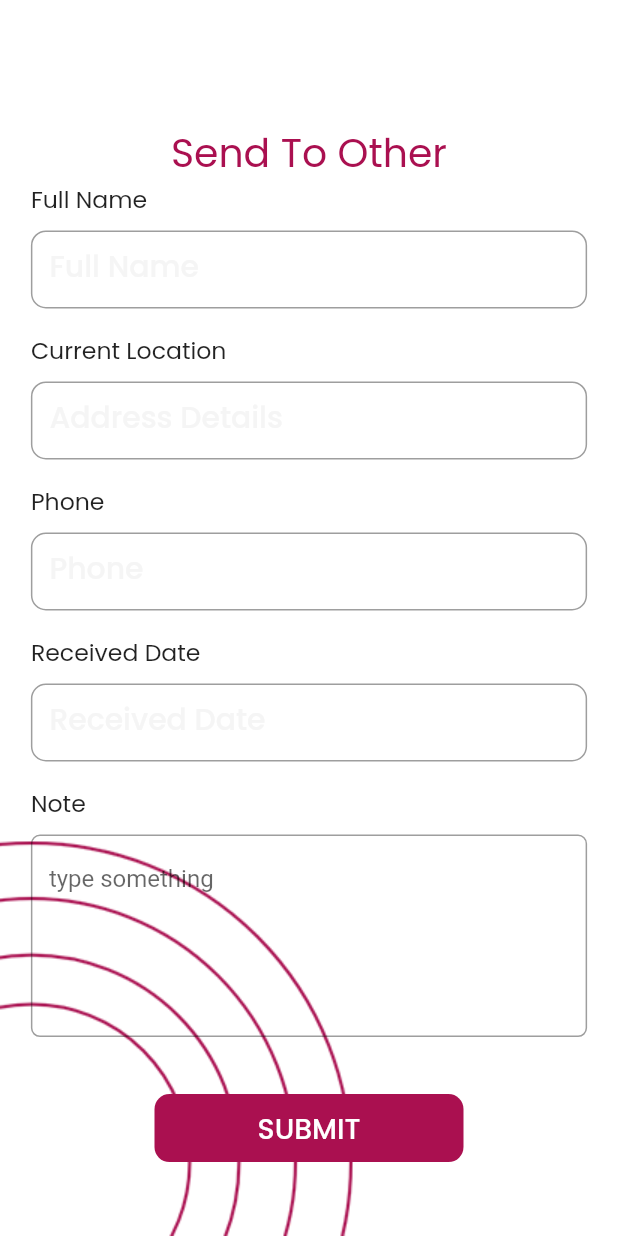
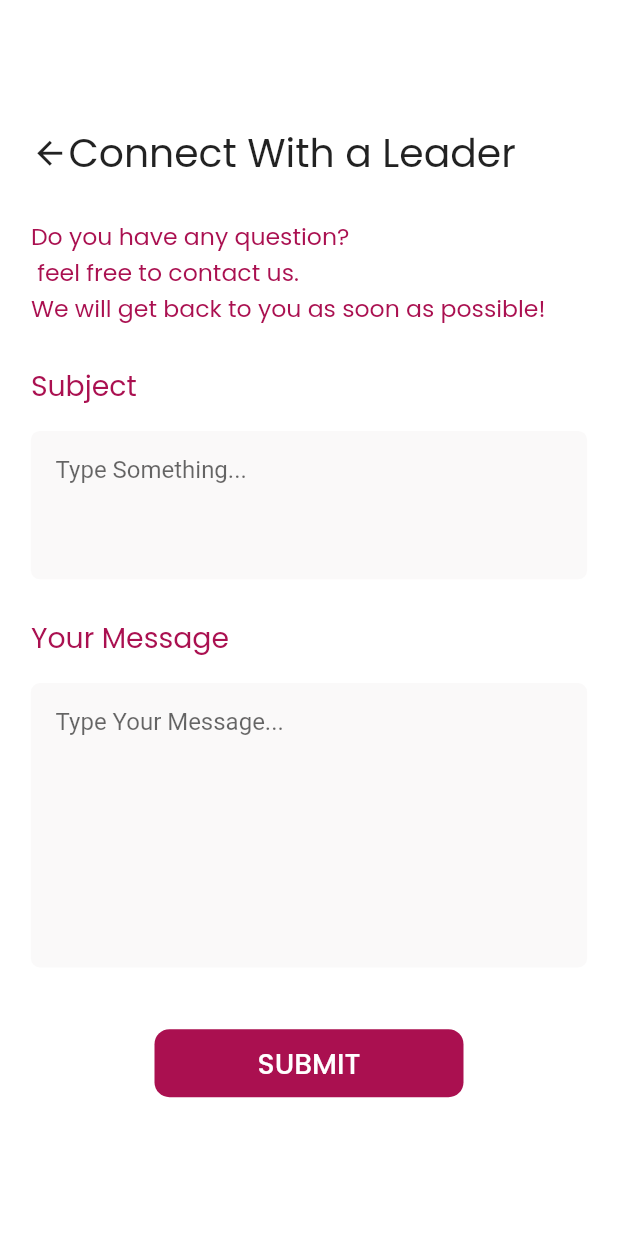
Before and after one commit to ashrafffathalla/EsyWraping, a Flutter app: the screen it shows after launch, on a phone screen of 412 x 824 dp. Run offline on Flutter 3.47's test engine with Material 2 defaults, Android fonts, the light colour scheme and no system bars; our stand-ins replace flutter_rating_bar, flutter_screenutil, flutter_svg.

Commit message:
commit and push Stack

```diff
--- a/lib/main.dart
+++ b/lib/main.dart
@@ -1,8 +1,11 @@
 import 'package:ad_samy/modules/addons/addons_screen.dart';
 import 'package:ad_samy/modules/address_screen/address_screen.dart';
 import 'package:ad_samy/modules/cart_screen/cart_screen.dart';
+import 'package:ad_samy/modules/connect_with_leader_screen/connect_with_leader.dart';
+import 'package:ad_samy/modules/description_screen/description_screen.dart';
 import 'package:ad_samy/modules/gift%20information_screen/gift_information_screen.dart';
 import 'package:ad_samy/modules/login_screen/login_screen.dart';
+import 'package:ad_samy/modules/menu_screen/menu_screen.dart';
 import 'package:ad_samy/modules/reset_password_screen/reset_password_screen.dart';
 import 'package:ad_samy/modules/sendto_other_screen/send_toother_screen.dart';
 import 'package:ad_samy/modules/special_event_invoice/special_eventI_invoice_screen.dart';
@@ -48,7 +51,7 @@ class MyApp extends StatelessWidget {
               theme: ThemeData(
                 scaffoldBackgroundColor: Colors.white,
               ),
-              home:const SendToOtherScreen(),
+              home:const ConnectWithLeaderScreen(),
             ));
   }
 }
--- /dev/null
+++ b/lib/modules/connect_with_leader_screen/connect_with_leader.dart
@@ -0,0 +1,140 @@
+import 'package:ad_samy/shared/components/component.dart';
+import 'package:flutter/material.dart';
+import 'package:flutter_screenutil/flutter_screenutil.dart';
+
+import '../../shared/style/colors.dart';
+
+class ConnectWithLeaderScreen extends StatelessWidget {
+  const ConnectWithLeaderScreen({Key? key}) : super(key: key);
+
+  @override
+  Widget build(BuildContext context) {
+    Size size=MediaQuery.of(context).size;
+    return Scaffold(
+      body:Padding(
+        padding: EdgeInsets.symmetric(horizontal: size.width*0.05),
+        child: SingleChildScrollView(
+          physics:const BouncingScrollPhysics(),
+          child: Column(
+            children: [
+              SizeBoxStart(context),
+              Row(
+                children:[
+                  const Icon(
+                    Icons.arrow_back,
+                    size: 25,
+                  ),
+                  Text(
+                    'Connect With a Leader',
+                    style: TextStyle(
+                      fontFamily: 'Poppins',
+                      fontSize: 25.sp,
+                      fontWeight: FontWeight.w400,
+                    ),
+                  )
+                ],
+              ),
+              SizedBox(height: size.height*0.03,),
+              Row(
+                mainAxisAlignment: MainAxisAlignment.start,
+                children: [
+                  Text(
+                      'Do you have any question? \n feel free to contact us. \nWe will get back to you as soon as possible!',
+                    style: TextStyle(
+                      fontFamily: 'Poppins',
+                      color: kPrimaryColor,
+                      fontSize: 15.sp,
+                      fontWeight: FontWeight.w400,
+                    ),
+                  ),
+
+                ],
+              ),
+              SizedBox(height: size.height*0.03,),
+              Row(
+                children: [
+                  Text(
+                    'Subject',
+                    style: TextStyle(
+                      fontFamily: 'Poppins',
+                      fontSize: 18.sp,
+                      fontWeight: FontWeight.w400,
+                      color: kPrimaryColor,
+                    ),
+                  ),
+                ],
+              ),
+              SizedBox(
+                height: size.height * 0.02,
+              ),
+              Container(
+                child: Padding(
+                  padding: EdgeInsets.only(
+                      left: size.width * 0.04,
+                      top: size.height * 0.02,
+                  ),
+                  child: const TextField(
+                    decoration: InputDecoration.collapsed(
+                      hintText: 'Type Something...',
+                    ),
+                  ),
+                ),
+                width: size.width * 0.9,
+                height: size.height * 0.12,
+                decoration: BoxDecoration(
+                  color: Color(0xffFAF9F9),
+                  borderRadius: BorderRadius.circular(6),
+                ),
+              ),
+              SizedBox(height: size.height*0.03,),
+              Row(
+                children: [
+                  Text(
+                    'Your Message',
+                    style: TextStyle(
+                      fontFamily: 'Poppins',
+                      fontSize: 18.sp,
+                      fontWeight: FontWeight.w400,
+                      color: kPrimaryColor,
+                    ),
+                  ),
+                ],
+              ),
+              SizedBox(
+                height: size.height * 0.02,
+              ),
+              Container(
+                child: Padding(
+                  padding: EdgeInsets.only(
+                    left: size.width * 0.04,
+                    top: size.height * 0.02,
+                  ),
+                  child: const TextField(
+                    decoration: InputDecoration.collapsed(
+                      hintText: 'Type Your Message...',
+                    ),
+                  ),
+                ),
+                width: size.width * 0.9,
+                height: size.height * 0.23,
+                decoration: BoxDecoration(
+                  color: Color(0xffFAF9F9),
+                  borderRadius: BorderRadius.circular(6),
+                ),
+              ),
+              SizedBox(height: size.height*0.05,),
+              defaultButton(
+                context,
+                function: () {},
+                text: 'Submit',
+                rounder: BorderRadius.circular(10),
+                width: size.width * 0.5,
+              ),
+              SizedBox(height: size.height*0.05,),
+            ],
+          ),
+        ),
+      ),
+    );
+  }
+}
--- a/lib/modules/login_screen/login_screen.dart
+++ b/lib/modules/login_screen/login_screen.dart
@@ -38,6 +38,7 @@ class LoginScreen extends StatelessWidget {
                     mainAxisAlignment: MainAxisAlignment.center,
                     children: [
                       Row(
+                        mainAxisAlignment: MainAxisAlignment.center,
                         children: [
                           Stack(
                             children: [
@@ -45,8 +46,8 @@ class LoginScreen extends StatelessWidget {
                                 child: SvgPicture.asset('assets/icons/elips.svg'),
                               ),
                               Positioned(
-                                top: 30.sp,
-                                left: 30.sp,
+                                top: 35.sp,
+                                left: 35.sp,
                                 child: SvgPicture.asset('assets/icons/choices.svg'),
                               ),
                             ],
```
Also changed, not shown: lib/modules/cart_screen/cart_screen.dart (+9 -9 lines), lib/modules/description_screen/description_screen.dart (added, +158 -0 lines), lib/modules/menu_screen/menu_screen.dart (added, +143 -0 lines), assets/icons/arrow-right-circle.svg (added), assets/icons/clipboard.svg (added), assets/icons/complain.svg (added), assets/icons/language.svg (added), assets/icons/logout.svg (added), assets/icons/search.svg (added), assets/icons/user.svg (added), assets/images/golden-gift.png (added).
